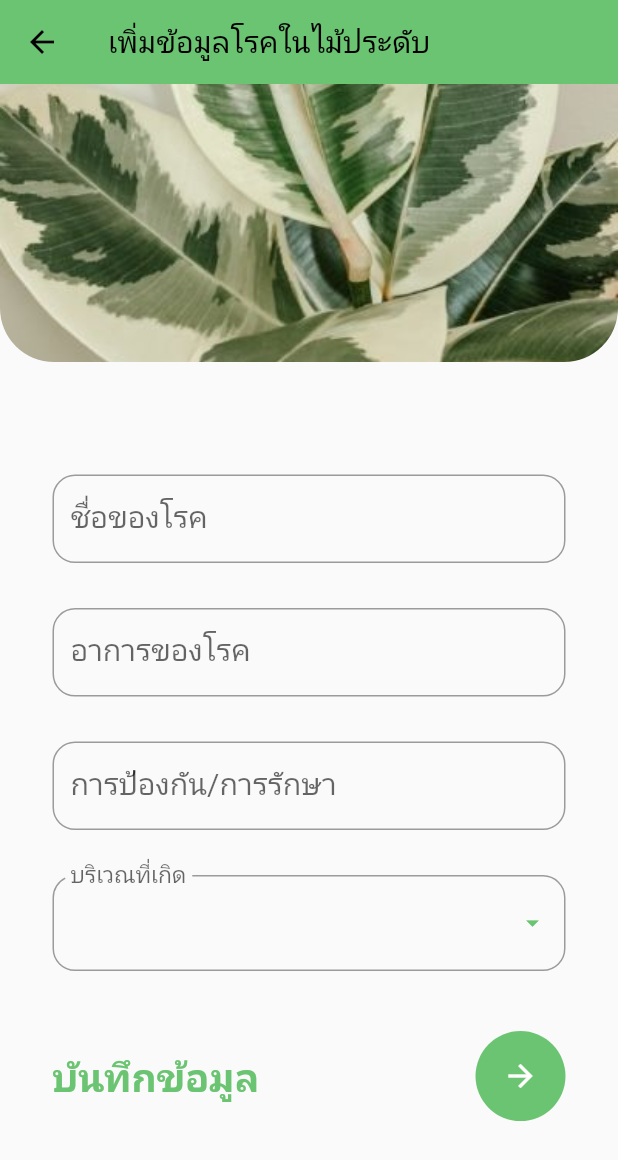
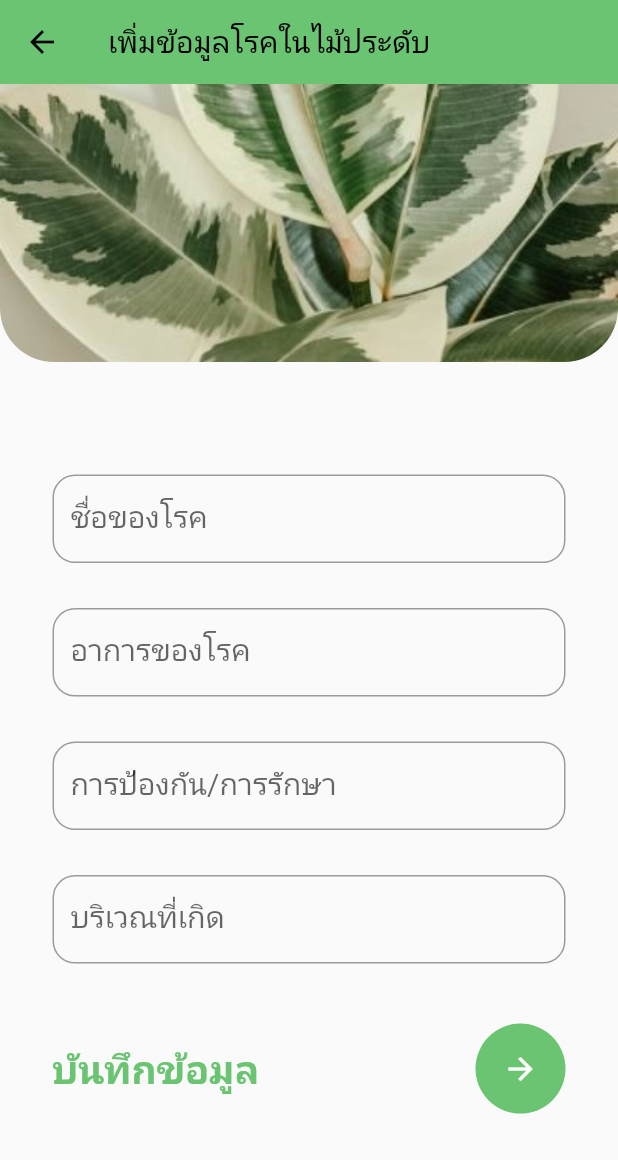
Before and after one commit to INGIGNGINGNI/MiniProject_130, a Flutter app: the AddDisease screen opened directly, on a phone screen of 412 x 824 dp. Shown: the top 1160 px of the screen. Run offline on Flutter 3.47's test engine with Material 2 defaults, Android fonts, the phone set to English and light mode, and no system bars; our stand-ins replace cloud_firestore, firebase_auth, firebase_core, flutter_svg, fluttertoast, form_field_validator and 2 more; accounts and stored records are empty; Roboto replaces fonts that are missing (Prompt).

Commit message:
secound update

```diff
--- a/lib/pages/addDisease.dart
+++ b/lib/pages/addDisease.dart
@@ -13,23 +13,19 @@ class AddDisease extends StatefulWidget {
 class _AddDiseaseState extends State<AddDisease> {
   final _addFormKey = GlobalKey<FormState>();
 
-  TextEditingController dis_name = TextEditingController();
-  TextEditingController dis_symptom = TextEditingController();
-  TextEditingController dis_treat = TextEditingController();
-  TextEditingController dis_type = TextEditingController();
-
-  List<ListDisType> dropdownItems = ListDisType.getListDisType();
-  late List<DropdownMenuItem<ListDisType>> dropdownMenuItems;
-  late ListDisType _selectedType;
+  final TextEditingController _disname = TextEditingController();
+  final TextEditingController _dissymptom = TextEditingController();
+  final TextEditingController _distreat = TextEditingController();
+  final TextEditingController _distype = TextEditingController();
 
   CollectionReference diseases =
       FirebaseFirestore.instance.collection('Diseases');
   Future<void> AddDiseases() {
     return diseases.add({
-      'dis_name': dis_name.text,
-      'dis_symptom': dis_symptom.text,
-      'dis_treat': dis_treat.text,
-      'dis_type': _selectedType.value,
+      'dis_name': _disname.text,
+      'dis_symptom': _dissymptom.text,
+      'dis_treat': _distreat.text,
+      'dis_type': _distype.text,
     }).then((value) {
       print("Product data has been successfully");
       var route = MaterialPageRoute(
@@ -37,26 +33,6 @@ class _AddDiseaseState extends State<AddDisease> {
       );
       Navigator.push(context, route);
     }).catchError((error) => print("Failed to add data: $error"));
-  }
-
-  @override
-  void initState() {
-    super.initState();
-    dropdownMenuItems = createDropdownMenu(dropdownItems);
-    _selectedType = dropdownMenuItems[0].value!;
-  }
-
-  List<DropdownMenuItem<ListDisType>> createDropdownMenu(
-      List<ListDisType> dropdownItems) {
-    List<DropdownMenuItem<ListDisType>> items = [];
-
-    for (var item in dropdownItems) {
-      items.add(DropdownMenuItem(
-        child: Text(item.name!),
-        value: item,
-      ));
-    }
-    return items;
   }
 
   @override
@@ -91,7 +67,7 @@ class _AddDiseaseState extends State<AddDisease> {
                 key: _addFormKey,
                 children: [
                   TextFormField(
-                    controller: dis_name,
+                    controller: _disname,
                     style: const TextStyle(color: Colors.black),
                     decoration: InputDecoration(
                       label: const Text(
@@ -108,7 +84,7 @@ class _AddDiseaseState extends State<AddDisease> {
                     height: 30,
                   ),
                   TextFormField(
-                    controller: dis_symptom,
+                    controller: _dissymptom,
                     decoration: InputDecoration(
                       label: const Text(
                         'อาการของโรค',
@@ -123,7 +99,7 @@ class _AddDiseaseState extends State<AddDisease> {
                     height: 30,
                   ),
                   TextFormField(
-                    controller: dis_treat,
+                    controller: _distreat,
                     style: const TextStyle(color: Colors.black),
                     decoration: InputDecoration(
                       label: const Text(
@@ -139,30 +115,18 @@ class _AddDiseaseState extends State<AddDisease> {
                   const SizedBox(
                     height: 30,
                   ),
-                  Container(
-                    child: DropdownButtonFormField(
-                      decoration: const InputDecoration(
-                        label: Text(
-                          'บริเวณที่เกิด',
-                          style: TextStyle(fontSize: 20),
-                        ),
-                        border: OutlineInputBorder(
-                          borderRadius: BorderRadius.all(
-                            Radius.circular(15),
-                          ),
-                        ),
+                  TextFormField(
+                    controller: _distype,
+                    style: const TextStyle(color: Colors.black),
+                    decoration: InputDecoration(
+                      label: const Text(
+                        'บริเวณที่เกิด',
+                        style: TextStyle(fontSize: 20),
                       ),
-                      value: _selectedType,
-                      items: dropdownMenuItems,
-                      isExpanded: true,
-                      iconSize: 20,
-                      iconEnabledColor:
-                          const Color.fromARGB(255, 107, 196, 113),
-                      onChanged: (value) {
-                        setState(() {
-                          _selectedType = value as ListDisType;
-                        });
-                      },
+                      // prefixIcon: const Icon(Icons.nature_sharp),
+                      border: OutlineInputBorder(
+                        borderRadius: BorderRadius.circular(15),
+                      ),
                     ),
                   ),
                   const SizedBox(
```
Also changed, not shown: lib/pages/editDisease.dart (+26 -65 lines).
